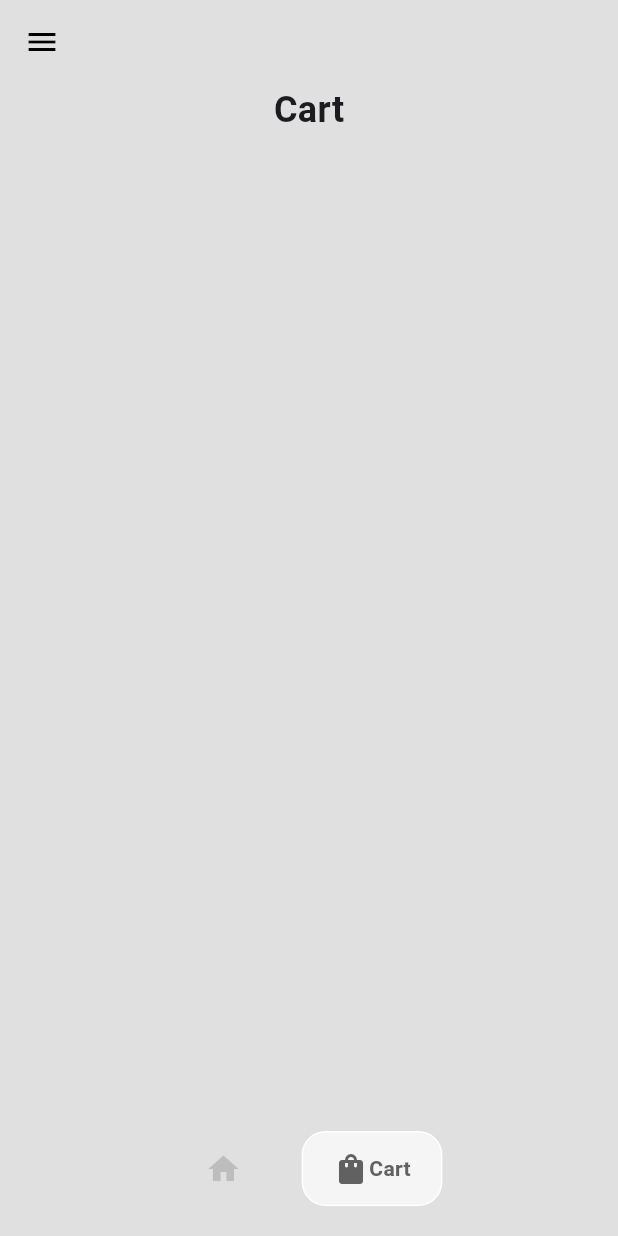
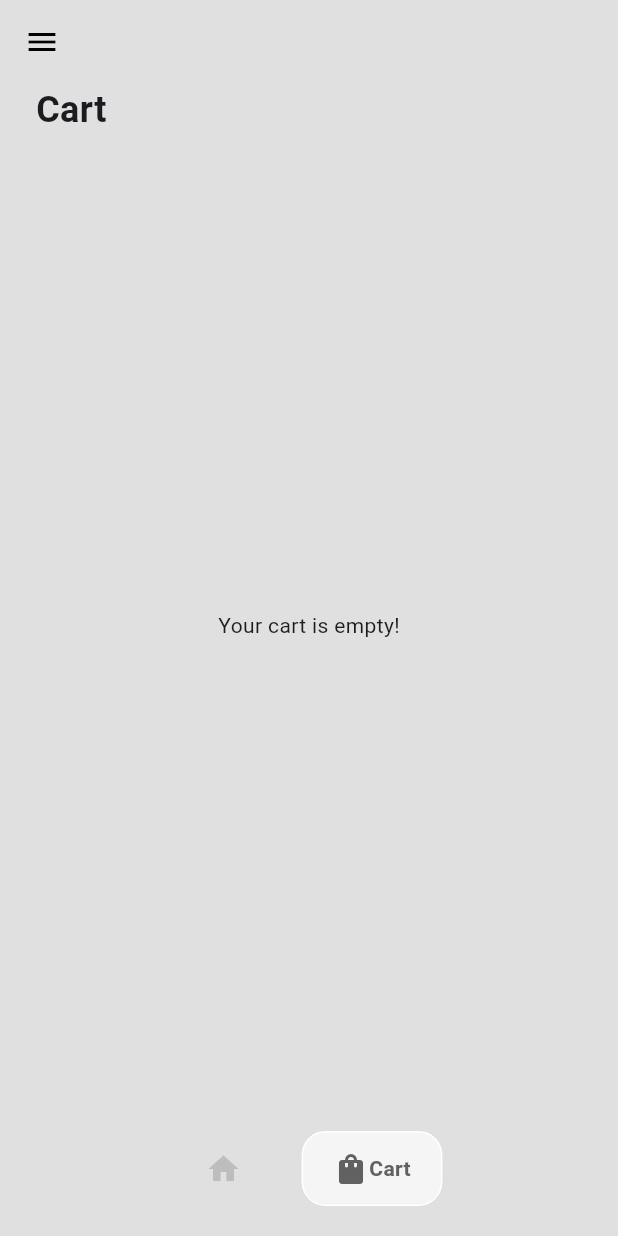
Before and after one commit to wangpf1129/ecommerce_app_flutter, a Flutter app: the HomePage screen opened directly, item 2 of the bottom bar chosen, on a phone screen of 412 x 824 dp. Run offline on Flutter 3.47's test engine with Material 3 defaults, Android fonts, the phone set to English and light mode, and no system bars; drawn by our look-alikes of google_nav_bar.

Commit message:
Refactor CartPage to use Align widget for cart title and handle empty cart case

```diff
--- a/lib/pages/cart_page.dart
+++ b/lib/pages/cart_page.dart
@@ -22,15 +22,21 @@ class _CartPageState extends State<CartPage> {
       return Padding(
         padding: const EdgeInsets.symmetric(horizontal: 24),
         child: Column(children: [
-          const Text('Cart',
+          const Align(
+            alignment: Alignment.centerLeft,
+            child: Text('Cart',
                 style: TextStyle(
                   fontSize: 24,
                   fontWeight: FontWeight.bold,
                 )),
-
+          ),
           const SizedBox(height: 10),
-
-          // cart items
+          if (value.getUserCart().isEmpty)
+            const Expanded(
+                child: Center(
+              child: Text('Your cart is empty!'),
+            ))
+          else // cart items
             Expanded(
               child: ListView.builder(
                 itemCount: value.getUserCart().length,
```
Lines whose indentation alone changed are shown as unchanged.
